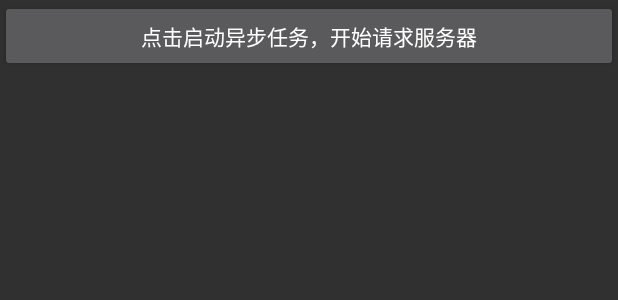
After one commit to Super-Boom/android_study, an Android app: the layout activity_async_task.xml on its own in the app's theme, with its tools: preview values and no code run, on a phone screen of 412 x 824 dp. The commit adds this screen. Shown: the top 300 px of the screen. Run offline under Robolectric (Android 15) with nearby library versions, the phone set to English and light mode, and no system bars.

Commit message:
add asynctask

```diff
--- a/app/src/main/AndroidManifest.xml
+++ b/app/src/main/AndroidManifest.xml
@@ -11,8 +11,9 @@
         android:networkSecurityConfig="@xml/network_security_config"
         android:roundIcon="@mipmap/ic_launcher_round"
         android:supportsRtl="true"
-        android:theme="@style/Theme.AndroidStudy">
-        <activity android:name=".TimerActivity"></activity>
+        android:theme="@style/Theme.AppCompat.NoActionBar">
+        <activity android:name=".AsyncTaskActivity"></activity>
+        <activity android:name=".TimerActivity" />
         <activity android:name=".HttpReqActivity" />
         <activity android:name=".XTabActivity" />
         <activity android:name=".SlidingTabActivity" />
--- a/app/src/main/java/com/xzg/androidstudy/MainActivity.java
+++ b/app/src/main/java/com/xzg/androidstudy/MainActivity.java
@@ -56,6 +56,7 @@ public class MainActivity extends AppCompatActivity {
         final Button goHttpPage = findViewById(R.id.go_http_page);
         final Button mBtnStart = findViewById(R.id.btn_start);
         final Button toTimerPageBtn = findViewById(R.id.timer_page);
+        final Button toAsyncTaskPageBtn = findViewById(R.id.go_to_async_task_page);
         mTvShow = findViewById(R.id.tv_shows);
         startIntentExp.setOnClickListener(new ClickHandler());
         // 启动另外一个activity
@@ -72,6 +73,8 @@ public class MainActivity extends AppCompatActivity {
         goHttpPage.setOnClickListener(new ClickHandler());
         // 跳转到计时器页面
         toTimerPageBtn.setOnClickListener(new ClickHandler());
+        // 跳转到异步任务页
+        toAsyncTaskPageBtn.setOnClickListener(new ClickHandler());
     }
 
     // 点击时间
@@ -102,6 +105,9 @@ public class MainActivity extends AppCompatActivity {
                 startActivity(intent);
             } else if (id == R.id.timer_page) {
                 Intent intent = new Intent(MainActivity.this, TimerActivity.class);
+                startActivity(intent);
+            } else if (id == R.id.go_to_async_task_page) {
+                Intent intent = new Intent(MainActivity.this, AsyncTaskActivity.class);
                 startActivity(intent);
             }
         }
--- a/app/src/main/java/com/xzg/androidstudy/TimerActivity.java
+++ b/app/src/main/java/com/xzg/androidstudy/TimerActivity.java
@@ -29,6 +29,7 @@ public class TimerActivity extends AppCompatActivity {
 
 
     private static class TimerHandler2 extends Handler {
+        // WeakReference 弱引用，当activity销毁时弱引用类都会被销毁
         private final WeakReference<TimerActivity> timerActivityWeakReference;
 
         TimerHandler2(TimerActivity timerActivity) {
--- /dev/null
+++ b/app/src/main/res/layout/activity_async_task.xml
@@ -0,0 +1,15 @@
+<?xml version="1.0" encoding="utf-8"?>
+<LinearLayout xmlns:android="http://schemas.android.com/apk/res/android"
+    xmlns:app="http://schemas.android.com/apk/res-auto"
+    xmlns:tools="http://schemas.android.com/tools"
+    android:layout_width="match_parent"
+    android:layout_height="match_parent"
+    tools:context=".AsyncTaskActivity">
+
+    <Button
+        android:id="@+id/async_task_btn"
+        android:layout_width="match_parent"
+        android:layout_height="wrap_content"
+        android:text="点击启动异步任务，开始请求服务器" />
+
+</LinearLayout>
--- a/app/src/main/res/layout/activity_main.xml
+++ b/app/src/main/res/layout/activity_main.xml
@@ -58,6 +58,12 @@
         android:layout_height="wrap_content"
         android:text="计时器" />
 
+    <Button
+        android:id="@+id/go_to_async_task_page"
+        android:layout_width="match_parent"
+        android:layout_height="wrap_content"
+        android:text="跳转异步任务页面" />
+
     <TextView
         android:id="@+id/tv_shows"
         android:layout_width="match_parent"
```
Also changed, not shown: app/src/main/java/com/xzg/androidstudy/AsyncTaskActivity.java (added, +14 -0 lines).
